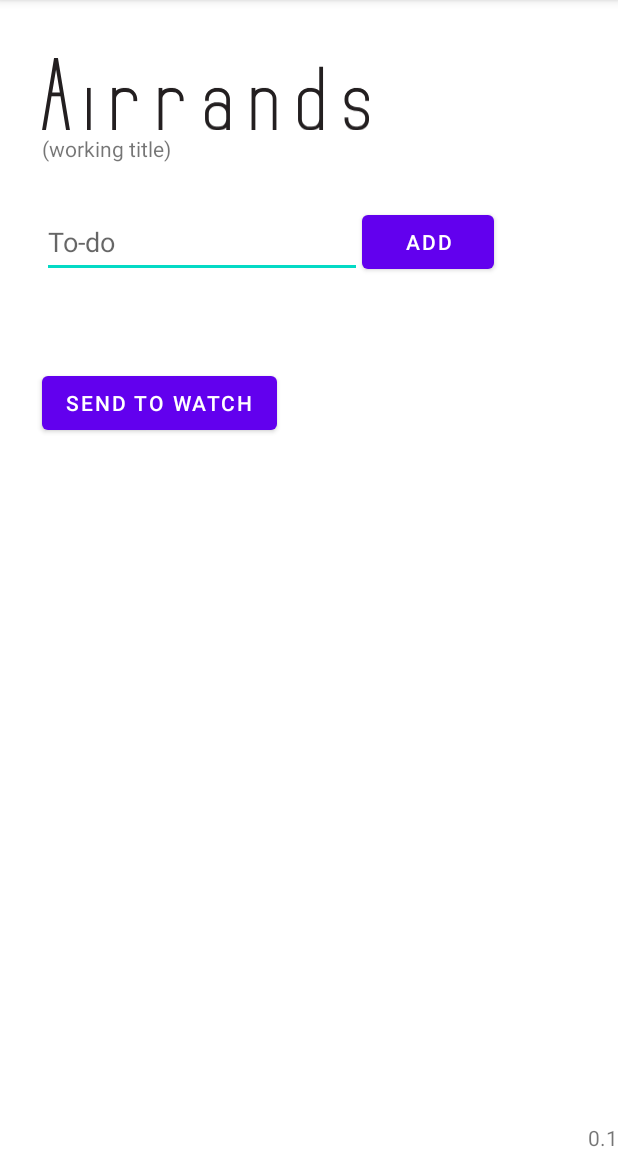
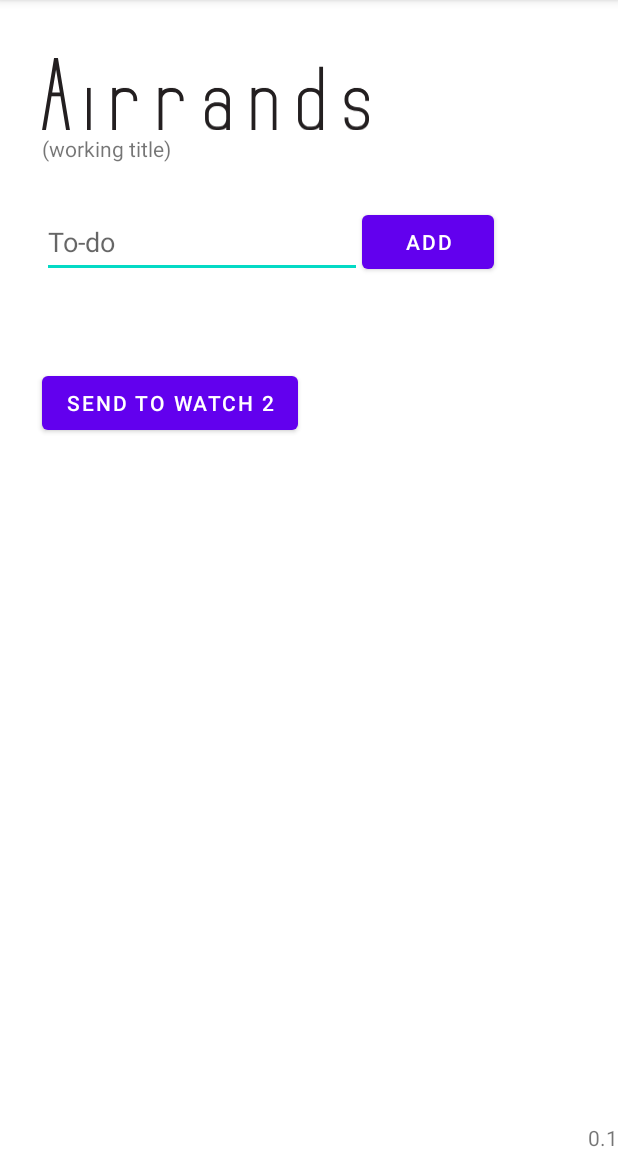
Before and after one commit to fordij/AirrandsRedux, an Android app: the screen it shows after launch (MainActivity), on a phone screen of 412 x 824 dp, the part 84-1236 px from its top. Run offline under Robolectric (Android 15) with nearby library versions, the phone set to English and light mode, and no system bars.

Commit message:
test commit

```diff
--- a/mobile/src/main/res/layout/activity_main.xml
+++ b/mobile/src/main/res/layout/activity_main.xml
@@ -66,7 +66,7 @@
         android:layout_width="wrap_content"
         android:layout_height="wrap_content"
         android:layout_marginTop="36dp"
-        android:text="Send to watch"
+        android:text="Send to watch 2"
         app:layout_constraintStart_toStartOf="@+id/toDos"
         app:layout_constraintTop_toBottomOf="@+id/toDos" />
 
```
